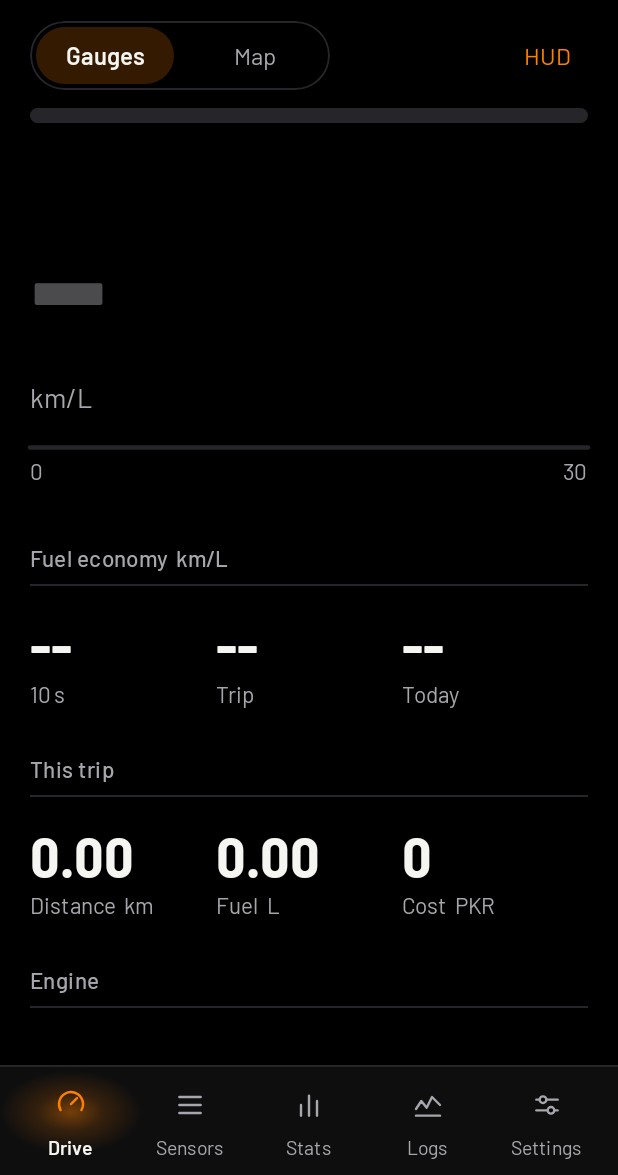
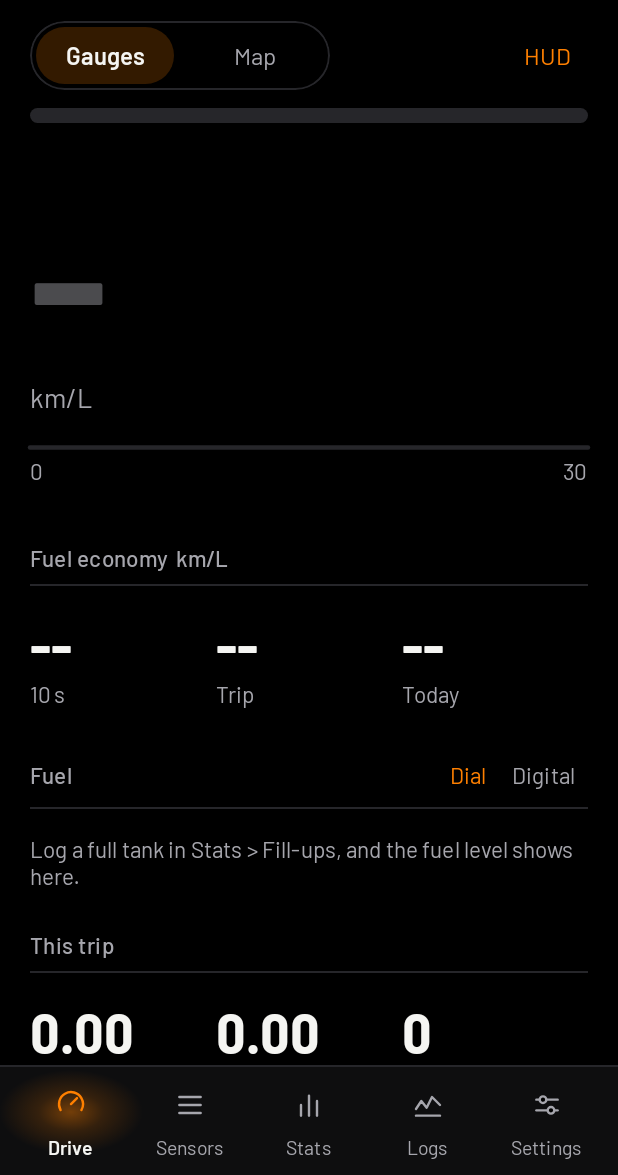
Before and after one commit to abeernch/obd2app, an Android app built with Jetpack Compose: the screen it shows after launch (MainActivity), on a phone screen of 412 x 824 dp, the part 61-1236 px from its top. Run offline under Robolectric (Android 15) with nearby library versions, the phone set to English and light mode, and no system bars; libraries missing offline, so code that uses them is left out: org.osmdroid.tileprovider, org.osmdroid.util, org.osmdroid.views; 3 statements that could not run were skipped.

Commit message:
Adaptive launcher icon without the white tile, fuel gauge on Drive (dial or digital, percent, litres, range)
Co-Authored-By: Claude Opus 5.5 <noreply@anthropic.com>
Claude-Session: https://claude.ai/code/session_01EYrAvGB52nAvRvzv8GkM75

```diff
--- a/app/src/main/AndroidManifest.xml
+++ b/app/src/main/AndroidManifest.xml
@@ -23,8 +23,8 @@
 
     <application
         android:label="Civic OBD"
-        android:icon="@drawable/ic_launcher"
-        android:roundIcon="@drawable/ic_launcher"
+        android:icon="@mipmap/ic_launcher"
+        android:roundIcon="@mipmap/ic_launcher"
         android:theme="@style/Theme.CivicObd"
         android:supportsRtl="true">
 
--- a/app/src/main/java/com/abeernch/civicobd/MainActivity.kt
+++ b/app/src/main/java/com/abeernch/civicobd/MainActivity.kt
@@ -115,6 +115,13 @@ class MainActivity : ComponentActivity() {
         if (BuildConfig.TEST_HOOKS && intent.hasExtra("demo")) {
             settings.demo = intent.getBooleanExtra("demo", false)
             settings.askedBattery = true
+        }
+        // Test build only: a full tank two days ago and one 30 L drive since, so the fuel gauge has a level to show.
+        if (BuildConfig.TEST_HOOKS && intent.getBooleanExtra("seed_fuel", false) && fuel.all().isEmpty()) {
+            val day = 86_400_000L
+            val now = System.currentTimeMillis()
+            fuel.add(com.abeernch.civicobd.core.Fillup(timeMs = now - 2 * day, litres = 45.0, price = 378.0, full = true, odometer = null), settings)
+            store.insert(TripRow(startMs = now - day, endMs = now - day + 3_600_000, distanceKm = 420.0, fuelL = 30.0, driveS = 3_600.0))
         }
         intent.getStringExtra("import_path")?.takeIf { BuildConfig.TEST_HOOKS }?.let { path ->
             lifecycleScope.launch {
--- a/app/src/main/java/com/abeernch/civicobd/core/AppSettings.kt
+++ b/app/src/main/java/com/abeernch/civicobd/core/AppSettings.kt
@@ -121,6 +121,11 @@ class AppSettings(context: Context) {
         get() = prefs.getBoolean("floating_window", true)
         set(value) = prefs.edit().putBoolean("floating_window", value).apply()
 
+    /** Fuel gauge on the Drive screen: a needle dial (true) or a digital bar (false). */
+    var fuelGaugeAnalog: Boolean
+        get() = prefs.getBoolean("fuel_gauge_analog", true)
+        set(value) = prefs.edit().putBoolean("fuel_gauge_analog", value).apply()
+
     var askedBattery: Boolean
         get() = prefs.getBoolean("asked_battery", false)
         set(value) = prefs.edit().putBoolean("asked_battery", value).apply()
--- a/app/src/main/java/com/abeernch/civicobd/ui/DriveScreen.kt
+++ b/app/src/main/java/com/abeernch/civicobd/ui/DriveScreen.kt
@@ -109,7 +109,7 @@ fun DriveScreen(
             userScrollEnabled = pager.settledPage == 0,
             beyondViewportPageCount = 1,
         ) { page ->
-            if (page == 0) Gauges(live, today, tank)
+            if (page == 0) Gauges(live, today, tank, settings)
             else DriveMap(live, settings, locationOk, onSwipeBack = { go(0) })
         }
     }
@@ -162,7 +162,7 @@ private fun ViewSwitch(position: Float, onPick: (Int) -> Unit) {
 // ---- Gauges ----
 
 @Composable
-private fun Gauges(live: LiveState, today: Summary, tank: com.abeernch.civicobd.core.Tank?) {
+private fun Gauges(live: LiveState, today: Summary, tank: com.abeernch.civicobd.core.Tank?, settings: AppSettings) {
     BoxWithConstraints(Modifier.fillMaxSize()) {
         if (maxWidth > maxHeight) {
             // Landscape: the big number on the left, the tiles scroll on the right.
@@ -173,7 +173,7 @@ private fun Gauges(live: LiveState, today: Summary, tank: com.abeernch.civicobd.
                 Spacer(Modifier.width(28.dp))
                 Column(Modifier.weight(1.25f).verticalScroll(rememberScrollState())) {
                     Spacer(Modifier.height(6.dp))
-                    GaugeTiles(live, today, tank)
+                    GaugeTiles(live, today, tank, settings)
                 }
             }
         } else {
@@ -185,7 +185,7 @@ private fun Gauges(live: LiveState, today: Summary, tank: com.abeernch.civicobd.
             ) {
                 Hero(live)
                 Spacer(Modifier.height(28.dp))
-                GaugeTiles(live, today, tank)
+                GaugeTiles(live, today, tank, settings)
             }
         }
     }
@@ -216,7 +216,7 @@ private fun Hero(live: LiveState) {
 }
 
 @Composable
-private fun GaugeTiles(live: LiveState, today: Summary, tank: com.abeernch.civicobd.core.Tank?) {
+private fun GaugeTiles(live: LiveState, today: Summary, tank: com.abeernch.civicobd.core.Tank?, settings: AppSettings) {
     val d = live.derived
     val speed = live.values[0x0D]
     val rpm = live.values[0x0C]
@@ -232,17 +232,20 @@ private fun GaugeTiles(live: LiveState, today: Summary, tank: com.abeernch.civic
     }
     Spacer(Modifier.height(20.dp))
 
+    FuelGauge(tank, settings)
+    Spacer(Modifier.height(20.dp))
+
     Section("This trip") {
         Row(Modifier.fillMaxWidth()) {
             Tile("Distance", fmt(trip.distanceKm, 2), "km", Modifier.weight(1f))
             Tile("Fuel", fmt(trip.fuelL, 2), "L", Modifier.weight(1f))
             Tile("Cost", fmt(trip.fuelL * live.fuelPrice, 0), "PKR", Modifier.weight(1f))
         }
-        if (tank?.leftL != null) {
+        if (tank?.kmPerL != null) {
             Row(Modifier.fillMaxWidth()) {
-                Tile("Range", fmt(tank.rangeKm, 0), "km", Modifier.weight(1f))
-                Tile("Fuel left", fmt(tank.leftL, 0), "L", Modifier.weight(1f))
                 Tile("Since fill", fmt(tank.kmPerL), "km/L", Modifier.weight(1f))
+                Tile("Avg speed", fmt(trip.avgSpeed, 0), "km/h", Modifier.weight(1f))
+                Tile("Max speed", fmt(trip.maxSpeed, 0), "km/h", Modifier.weight(1f))
             }
         }
     }
--- /dev/null
+++ b/app/src/main/res/values/colors.xml
@@ -0,0 +1,4 @@
+<?xml version="1.0" encoding="utf-8"?>
+<resources>
+    <color name="icon_background">#000000</color>
+</resources>
```
Also changed, not shown: app/src/main/java/com/abeernch/civicobd/ui/FuelGauge.kt (added, +177 -0 lines), app/src/main/res/drawable/ic_launcher_foreground.xml (added, +18 -0 lines), app/src/main/res/mipmap-anydpi-v26/ic_launcher.xml (added, +7 -0 lines), 1 other file.
